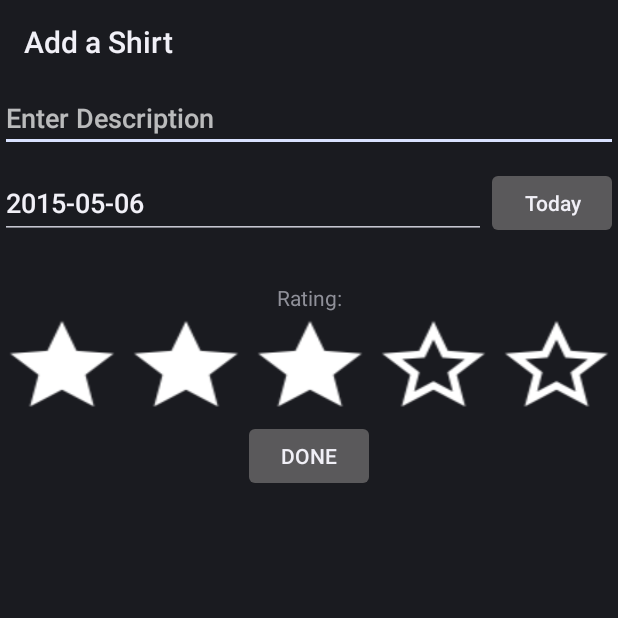
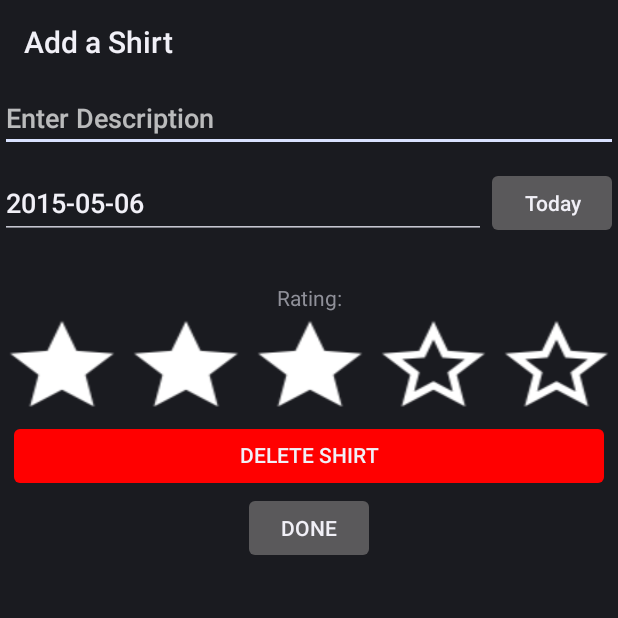
Before and after one commit to ddsnowboard/tShirtPickerAndroid, an Android app: the AddShirt screen opened directly, with no data from a screen before it, after a tap on "Today", on a phone screen of 412 x 824 dp, the top half of it. Run offline under Robolectric (Android 15) with nearby library versions, the phone set to English and light mode, and no system bars; 4 statements that could not run were skipped.

Commit message:
Commented a bunch of stuff.
Accidentally squashed some bugs. That was fun.

```diff
--- a/app/src/main/java/com/ddsnowboard/tShirtPicker/AddShirt.java
+++ b/app/src/main/java/com/ddsnowboard/tShirtPicker/AddShirt.java
@@ -12,7 +12,6 @@ import android.content.Intent;
 import android.graphics.Color;
 import android.graphics.PorterDuff;
 import android.os.Bundle;
-import android.util.Log;
 import android.view.View;
 import android.widget.Button;
 import android.widget.EditText;
@@ -24,36 +23,42 @@ import android.widget.LinearLayout;
 public class AddShirt extends Activity {
 
     private static final String TAG = "AddShirt";
-    /**
-     * Called when the activity is first created.
-     */
+    // GUI Elements; cf. add_shirt.xml
+    // The top two are objects that I wrote and are drawn with
+    // Java "on the fly", the bottom two are in the xml and
+    // are native to Android.
     private RatingBox ratingBox;
     private DateBox dateBox;
     private EditText descriptionBox;
+    private Button deleteButton;
+
     private Intent intent;
+    // Whether this instance is creating a shirt or editing an existing one.
+    // This affects whether we update or insert the database at the end.
     private boolean creating;
     private Shirt curr;
-    private Button deleteButton;
 
     @Override
     public void onCreate(Bundle icicle) {
         super.onCreate(icicle);
         intent = getIntent();
         setContentView(R.layout.add_shirt);
-        this.descriptionBox = (EditText) findViewById(R.id.description);
-        this.ratingBox = new RatingBox(this.getBaseContext(), (LinearLayout) findViewById(R.id.stars));
-        this.dateBox = new DateBox(this, (LinearLayout) findViewById(R.id.last_worn));
-        this.deleteButton = (Button) findViewById(R.id.delete_button);
-        this.creating = !intent.getBooleanExtra(getString(R.string.filled), false);
+        ratingBox = new RatingBox(this.getBaseContext(), (LinearLayout) findViewById(R.id.stars));
+        dateBox = new DateBox(this.getBaseContext(), (LinearLayout) findViewById(R.id.last_worn));
+        deleteButton = (Button) findViewById(R.id.delete_button);
+        descriptionBox = (EditText) findViewById(R.id.description);
+        creating = intent.getBooleanExtra(getString(R.string.creatingShirt), false);
+        // If we're not creating a shirt, put the default values in all the boxes.
         if (!creating) {
             curr = MainActivity.shirts.get(intent.getIntExtra(getString(R.string.index), -1));
-            this.descriptionBox.setText(curr.description);
-            this.dateBox.setDate(curr.lastWorn);
-            this.ratingBox.setRating(curr.rating);
+            descriptionBox.setText(curr.description);
+            dateBox.setDate(curr.lastWorn);
+            ratingBox.setRating(curr.rating);
             setUpDeleteButton(deleteButton);
         }
     }
 
+    // Standard input checking
     public void checkBoxes(View view) {
         if (this.descriptionBox.length() == 0) {
             AlertDialog.Builder builder = new AlertDialog.Builder(this);
@@ -76,6 +81,7 @@ public class AddShirt extends Activity {
         }
     }
 
+    // I don't exactly know I set the color this way instead of in xml. Hmmm...
     public void setUpDeleteButton(Button button) {
         button.setVisibility(View.VISIBLE);
         // Found the below on https://stackoverflow.com/a/5327404/2570117. It keeps the edges darker than
@@ -84,6 +90,8 @@ public class AddShirt extends Activity {
     }
 
     public void submit() {
+        // All DB functionality is handled in the Shirt object, so I don't have to play with it
+        // here.
         if (creating) {
             MainActivity.shirts.add(new Shirt(0, this.descriptionBox.getText().toString(), this.dateBox.getText(), this.ratingBox.get(), false));
         } else {
@@ -94,8 +102,10 @@ public class AddShirt extends Activity {
 
     public void askDeleteShirt(View view) {
         if (curr != null) {
-            final DeleteConfirmationBuilder builder = new DeleteConfirmationBuilder(AddShirt.this, curr, intent.getIntExtra(getString(R.string.index), -1));
-            builder.setPositiveButton("No", new DialogInterface.OnClickListener() {
+            final DeleteConfirmationBuilder builder = new DeleteConfirmationBuilder(this, MainActivity.singletonSelf, curr, intent.getIntExtra(getString(R.string.index), -1));
+            // This is how I have it send my back to main. I re-set the yes button to do it as well
+            // the normal things to do on yes.
+            builder.setPositiveButton("Yes", new DialogInterface.OnClickListener() {
                 @Override
                 public void onClick(DialogInterface dialogInterface, int i) {
                     DeleteConfirmationBuilder.onYes(builder.getCurr(), builder.getPosition());
@@ -109,8 +119,11 @@ public class AddShirt extends Activity {
     private void sendToMain() {
         Intent outboundIntent = new Intent(this, MainActivity.class);
         outboundIntent.putExtra(getString(R.string.directive), getString(R.string.edit));
-        outboundIntent.addFlags(Intent.FLAG_ACTIVITY_CLEAR_TOP);
-        outboundIntent.addFlags(Intent.FLAG_ACTIVITY_SINGLE_TOP);
+        // I don't know why these are here, but I have a feeling there's a really good
+        // reason for it that I forgot. I might have accidentally replaced it with this.finish()
+        // though.
+//        outboundIntent.addFlags(Intent.FLAG_ACTIVITY_CLEAR_TOP);
+//        outboundIntent.addFlags(Intent.FLAG_ACTIVITY_SINGLE_TOP);
         startActivity(outboundIntent);
         this.finish();
     }
--- a/app/src/main/java/com/ddsnowboard/tShirtPicker/DateBox.java
+++ b/app/src/main/java/com/ddsnowboard/tShirtPicker/DateBox.java
@@ -26,59 +26,37 @@ import java.util.Date;
  */
 public class DateBox {
 
-    private static final SimpleDateFormat format = new SimpleDateFormat("yyyy-MM-dd");
+    private static final SimpleDateFormat DATE_FORMAT = new SimpleDateFormat("yyyy-MM-dd");
     private final static String TAG = "DateBox";
+    // The LinlearLayout we're in.
     private final LinearLayout master;
     private final EditText box;
+    // We call this up if we have to yell at the user.
     private final TextView complaint;
     private final Context context;
+    // The LinearLayout we make for this to contain everything.
     private final LinearLayout frame;
     private boolean complaining;
     private TodayButton todayButton;
 
     public DateBox(Context ctx, LinearLayout master) {
         this.master = master;
-        this.frame = new LinearLayout(ctx);
-        this.context = ctx;
-        this.complaining = false;
-        this.box = new EditText(this.context);
-        this.box.setLayoutParams(new LayoutParams(ViewGroup.LayoutParams.MATCH_PARENT, ViewGroup.LayoutParams.MATCH_PARENT, 1.0f));
-        this.frame.setOrientation(LinearLayout.HORIZONTAL);
+        frame = new LinearLayout(ctx);
+        context = ctx;
+        complaining = false;
+        box = new EditText(context);
+        box.setLayoutParams(new LayoutParams(ViewGroup.LayoutParams.MATCH_PARENT, ViewGroup.LayoutParams.MATCH_PARENT, 1.0f));
+        frame.setOrientation(LinearLayout.HORIZONTAL);
         this.master.addView(this.frame);
-        this.frame.addView(this.box);
-        this.todayButton = new TodayButton(ctx, this.box);
-        this.frame.addView(this.todayButton);
-        this.complaint = new TextView(this.context);
+        frame.addView(this.box);
+        todayButton = new TodayButton(context, this.box);
+        frame.addView(this.todayButton);
+        complaint = new TextView(this.context);
         this.master.addView(this.complaint);
-        this.box.setHint(R.string.date_text);
-        this.box.setInputType(InputType.TYPE_CLASS_DATETIME);
-        this.complaint.setTextColor(Color.RED);
-        this.box.addTextChangedListener(new TextWatcher() {
-
-            public void beforeTextChanged(CharSequence arg0, int arg1, int arg2, int arg3) {
-            }
-
-            public void onTextChanged(CharSequence arg0, int arg1, int arg2, int arg3) {
-            }
-
-            public void afterTextChanged(Editable text) {
-                if (text.toString().equals("")) {
-                    setComplaint(false, null);
-                } else {
-                    try {
-                        Date date = format.parse(text.toString());
-                        if (date.after(new Date())) {
-                            setComplaint(true, "That date is after today.");
-                        } else {
-                            setComplaint(false, null);
-                        }
-                    } catch (ParseException ex) {
-                        setComplaint(true, "That date isn't formatted properly (YYYY-MM-DD)");
-                    }
-                }
-            }
-        });
-
+        box.setHint(R.string.date_box_hint);
+        box.setInputType(InputType.TYPE_CLASS_DATETIME);
+        complaint.setTextColor(Color.RED);
+        box.addTextChangedListener(getInputChecker());
     }
 
     private void setComplaint(boolean complaining, String complaint) {
@@ -98,7 +76,7 @@ public class DateBox {
 
     public Date getDate() {
         try {
-            return format.parse(this.box.getText().toString());
+            return DATE_FORMAT.parse(this.box.getText().toString());
         } catch (ParseException ex) {
             Log.e(TAG, "There was a problem parsing");
             return new Date();
@@ -106,11 +84,38 @@ public class DateBox {
     }
 
     public void setDate(Date date) {
-        this.box.setText(format.format(date));
+        this.box.setText(DATE_FORMAT.format(date));
     }
 
     public String getText() {
         return this.box.getText().toString();
     }
 
+    private TextWatcher getInputChecker() {
+        return new TextWatcher() {
+
+            public void beforeTextChanged(CharSequence arg0, int arg1, int arg2, int arg3) {
+            }
+
+            public void onTextChanged(CharSequence arg0, int arg1, int arg2, int arg3) {
+            }
+
+            public void afterTextChanged(Editable text) {
+                if (text.toString().equals("")) {
+                    setComplaint(false, null);
+                } else {
+                    try {
+                        Date date = DATE_FORMAT.parse(text.toString());
+                        if (date.after(new Date())) {
+                            setComplaint(true, "That date is after today.");
+                        } else {
+                            setComplaint(false, null);
+                        }
+                    } catch (ParseException ex) {
+                        setComplaint(true, "That date isn't formatted properly (YYYY-MM-DD)");
+                    }
+                }
+            }
+        };
+    }
 }
--- a/app/src/main/java/com/ddsnowboard/tShirtPicker/PickConfirmationBoxBuilder.java
+++ b/app/src/main/java/com/ddsnowboard/tShirtPicker/PickConfirmationBuilder.java
@@ -7,8 +7,8 @@ import android.content.DialogInterface;
 /**
  * Created by ddsnowboard on 1/22/2015.
  */
-public class PickConfirmationBoxBuilder extends AlertDialog.Builder {
-    public PickConfirmationBoxBuilder(final MainActivity ctx, final Shirt choice) {
+public class PickConfirmationBuilder extends AlertDialog.Builder {
+    public PickConfirmationBuilder(final MainActivity ctx, final Shirt choice) {
         super(ctx);
         this.setMessage("Do you want to wear " + choice.description + " today?");
         this.setPositiveButton("Yes", new DialogInterface.OnClickListener() {
--- a/app/src/main/res/values/strings.xml
+++ b/app/src/main/res/values/strings.xml
@@ -10,7 +10,7 @@
     <string name="fillList">FILL_LIST</string>
     <string name="add_shirt_label">Add a Shirt</string>
     <string name="description_text">Enter Description</string>
-    <string name="date_text">YYYY-MM-DD, or blank if unknown</string>
+    <string name="date_box_hint">YYYY-MM-DD, or blank if unknown</string>
     <string name="add_screen_button_text">Done</string>
     <string name="rating_label">Rating:</string>
     <string name="description">DESCRIPTION</string>
@@ -18,7 +18,7 @@
     <string name="rating">RATING</string>
     <string name="add">ADD</string>
     <string name="emptyDescriptionWarning">Your description is empty. Are you sure you want to create this shirt?</string>
-    <string name="filled">FILLED?</string>
+    <string name="creatingShirt">CREATING?</string>
     <string name="index">INDEX</string>
     <string name="edit">EDIT</string>
     <color name="red">#FF0000</color>
```
Also changed, not shown: app/src/main/java/com/ddsnowboard/tShirtPicker/DeleteConfirmationBuilder.java (+8 -12 lines), app/src/main/java/com/ddsnowboard/tShirtPicker/MainActivity.java (+6 -4 lines), 21 other files.
